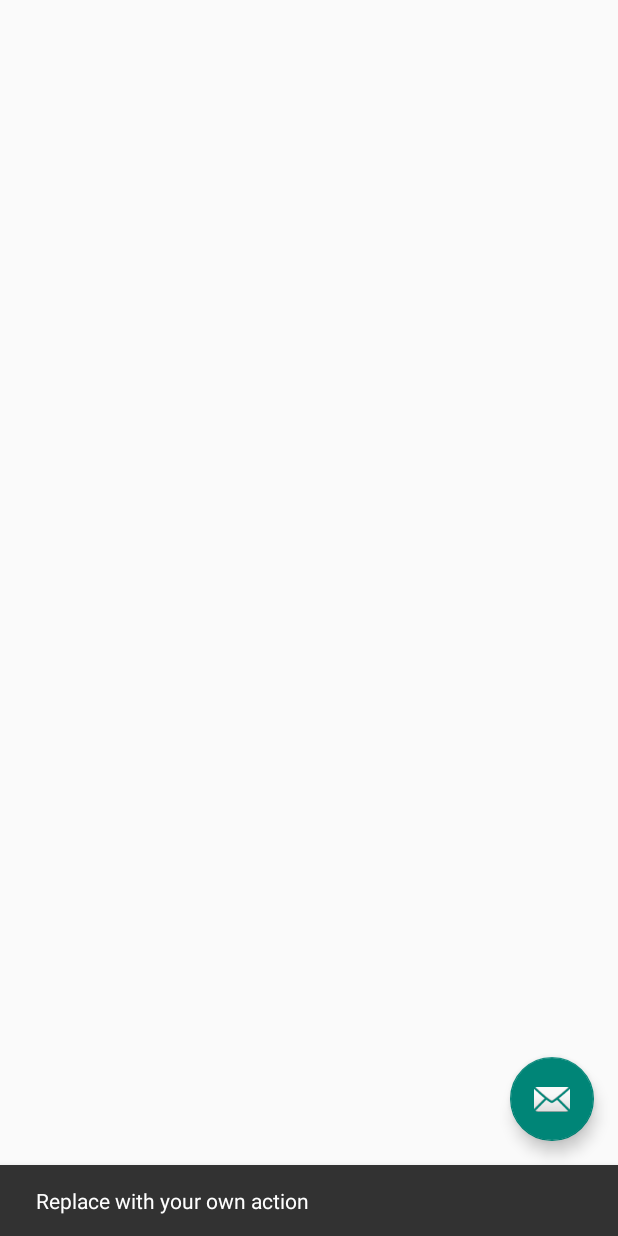
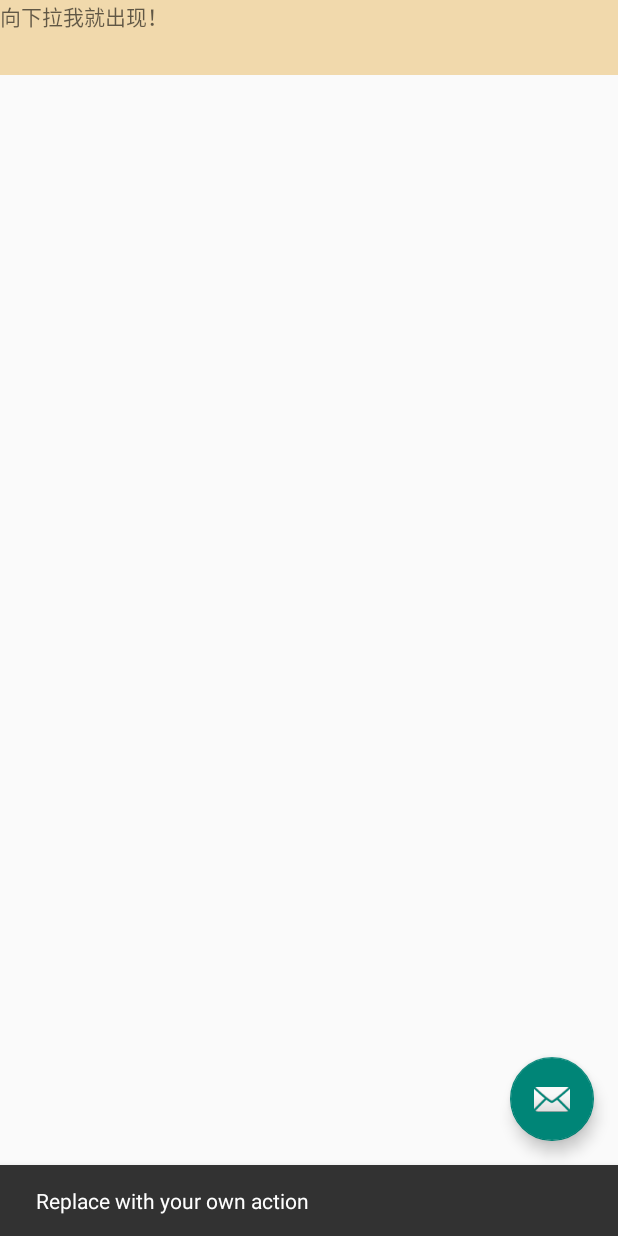
Before and after one commit to herculex/myfirstapp, an Android app: the Main2Activity screen opened directly, with no data from a screen before it, after a tap on an icon or button, on a phone screen of 412 x 824 dp. Run offline under Robolectric (Android 15) with nearby library versions, the phone set to English and light mode, and no system bars; 1 statement that could not run was skipped.

```diff
--- a/src/main/res/layout/activity_main2.xml
+++ b/src/main/res/layout/activity_main2.xml
@@ -1,6 +1,5 @@
 <?xml version="1.0" encoding="utf-8"?>
 <android.support.design.widget.CoordinatorLayout xmlns:android="http://schemas.android.com/apk/res/android"
-    xmlns:app="http://schemas.android.com/apk/res-auto"
     xmlns:tools="http://schemas.android.com/tools"
     android:layout_width="match_parent"
     android:layout_height="match_parent"
--- a/src/main/res/layout/content_main2.xml
+++ b/src/main/res/layout/content_main2.xml
@@ -1,15 +1,19 @@
 <?xml version="1.0" encoding="utf-8"?>
-<LinearLayout xmlns:android="http://schemas.android.com/apk/res/android"
+<FrameLayout xmlns:android="http://schemas.android.com/apk/res/android"
     xmlns:tools="http://schemas.android.com/tools"
     android:layout_width="match_parent"
     android:layout_height="match_parent"
     tools:context="com.sumugu.liubo.myfirstapp.pulllistview.Main2Activity"
     tools:showIn="@layout/activity_main2"
-    android:orientation="vertical"
     android:id="@+id/main2_container"
     android:animateLayoutChanges="true">
+    <TextView
+        android:id="@+id/edit_message"
+        android:layout_width="match_parent"
+        android:layout_height="50dp"
+        android:hint="向下拉我就出现！" />
     <ListView
         android:id="@+id/list_view"
         android:layout_width="match_parent"
         android:layout_height="match_parent"></ListView>
-</LinearLayout>
+</FrameLayout>
```
Also changed, not shown: src/main/java/com/sumugu/liubo/myfirstapp/pulllistview/Main2Activity.java (+34 -23 lines).
